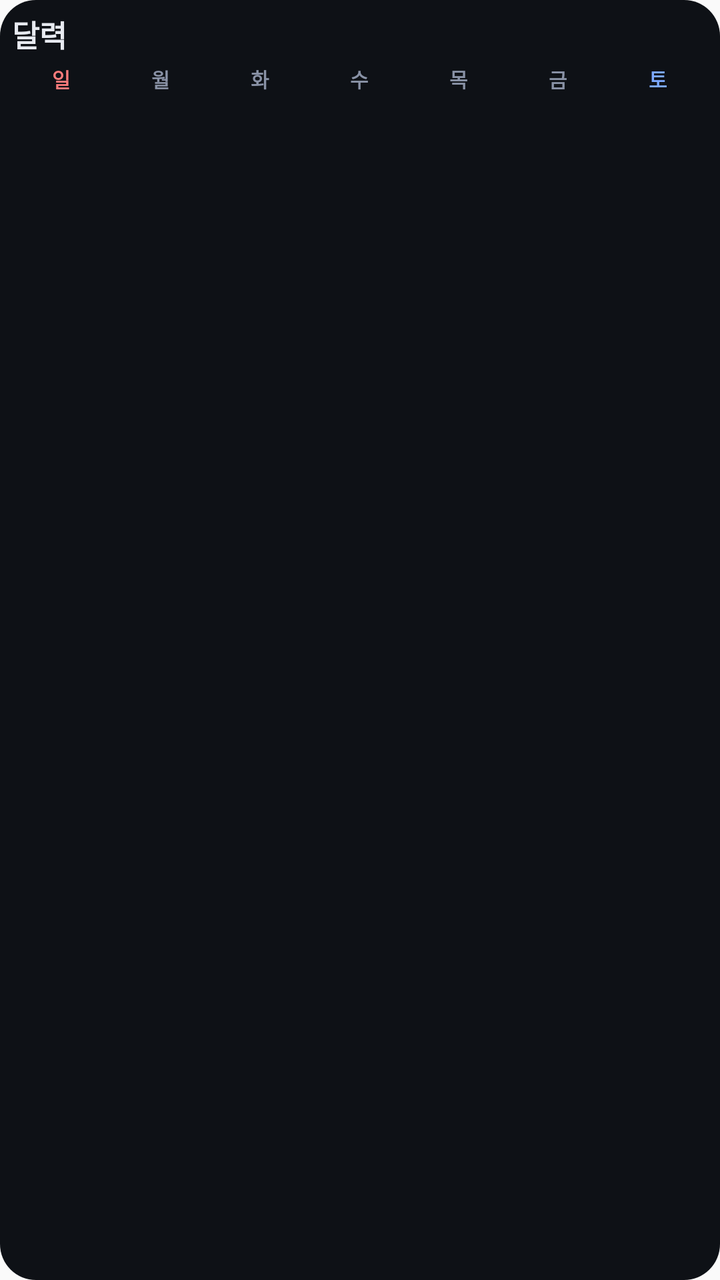
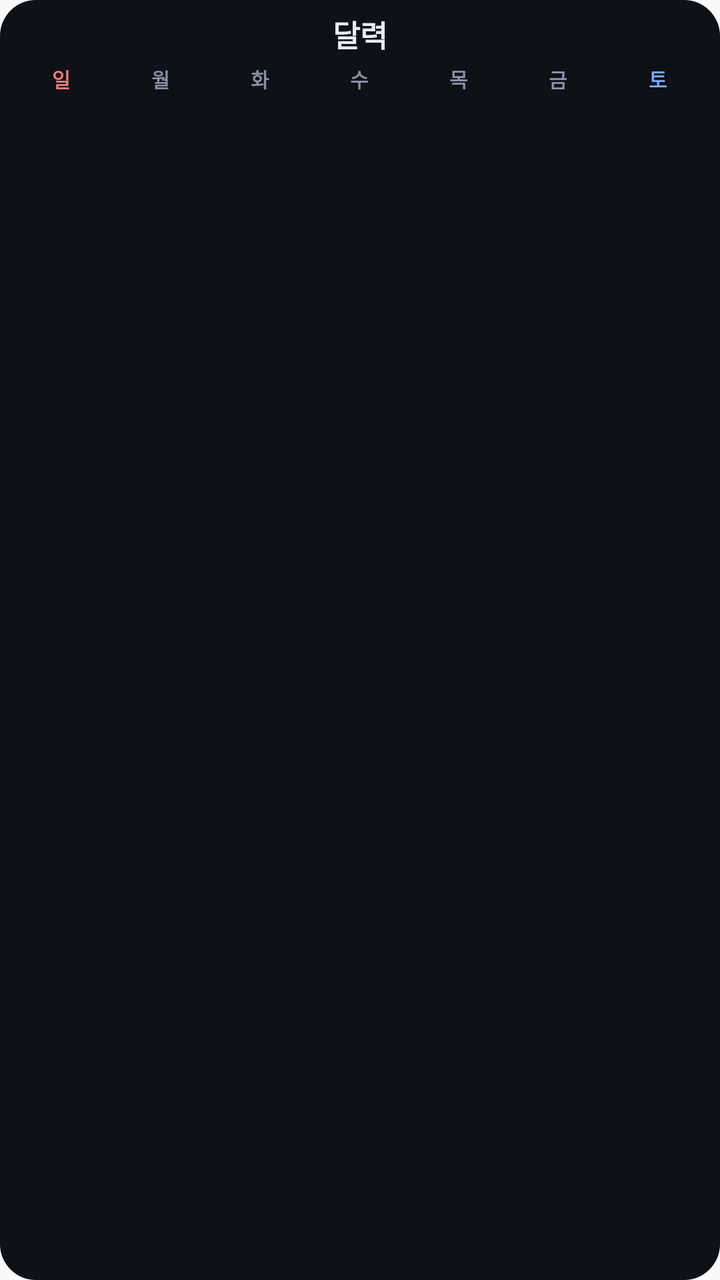

Two renders of the same Android screen: before a commit and after it. Below are the layout's source before the change and the commit's diff.
<!-- AndroidManifest.xml: application theme AppTheme -->
<!-- res/layout/shift_calendar_widget.xml -->
<?xml version="1.0" encoding="utf-8"?>
<LinearLayout xmlns:android="http://schemas.android.com/apk/res/android"
    android:id="@+id/cal_widget_root"
    android:layout_width="match_parent"
    android:layout_height="match_parent"
    android:orientation="vertical"
    android:background="@drawable/widget_background"
    android:padding="6dp">

    <TextView
        android:id="@+id/cal_widget_title"
        android:layout_width="wrap_content"
        android:layout_height="wrap_content"
        android:textColor="#E7EAF0"
        android:textSize="15sp"
        android:textStyle="bold"
        android:layout_marginBottom="4dp"
        android:text="달력" />

    <LinearLayout
        android:layout_width="match_parent"
        android:layout_height="wrap_content"
        android:orientation="horizontal">
        <TextView android:layout_width="0dp" android:layout_height="wrap_content" android:layout_weight="1" android:gravity="center" android:textColor="#FF7C7C" android:textSize="10sp" android:textStyle="bold" android:text="일" />
        <TextView android:layout_width="0dp" android:layout_height="wrap_content" android:layout_weight="1" android:gravity="center" android:textColor="#8992A6" android:textSize="10sp" android:textStyle="bold" android:text="월" />
        <TextView android:layout_width="0dp" android:layout_height="wrap_content" android:layout_weight="1" android:gravity="center" android:textColor="#8992A6" android:textSize="10sp" android:textStyle="bold" android:text="화" />
        <TextView android:layout_width="0dp" android:layout_height="wrap_content" android:layout_weight="1" android:gravity="center" android:textColor="#8992A6" android:textSize="10sp" android:textStyle="bold" android:text="수" />
        <TextView android:layout_width="0dp" android:layout_height="wrap_content" android:layout_weight="1" android:gravity="center" android:textColor="#8992A6" android:textSize="10sp" android:textStyle="bold" android:text="목" />
        <TextView android:layout_width="0dp" android:layout_height="wrap_content" android:layout_weight="1" android:gravity="center" android:textColor="#8992A6" android:textSize="10sp" android:textStyle="bold" android:text="금" />
        <TextView android:layout_width="0dp" android:layout_height="wrap_content" android:layout_weight="1" android:gravity="center" android:textColor="#7CA8FF" android:textSize="10sp" android:textStyle="bold" android:text="토" />
    </LinearLayout>

    <GridView
        android:id="@+id/cal_grid"
        android:layout_width="match_parent"
        android:layout_height="0dp"
        android:layout_weight="1"
        android:layout_marginTop="2dp"
        android:numColumns="7"
        android:verticalSpacing="0dp"
        android:horizontalSpacing="0dp"
        android:stretchMode="columnWidth"
        android:gravity="fill" />
</LinearLayout>
<!-- resources referenced by this layout -->
<resources>
  <!-- drawable widget_background (drawable) -->
  <?xml version="1.0" encoding="utf-8"?>
  <shape xmlns:android="http://schemas.android.com/apk/res/android" android:shape="rectangle">
      <solid android:color="#0E1116"/>
      <corners android:radius="18dp"/>
  </shape>
  <style name="AppTheme" parent="Theme.AppCompat.Light.DarkActionBar">
          
          <item name="colorPrimary">@color/colorPrimary</item>
          <item name="colorPrimaryDark">@color/colorPrimaryDark</item>
          <item name="colorAccent">@color/colorAccent</item>
      </style>
</resources>

<!-- the commit's change to res/layout/shift_calendar_widget.xml (unified diff, before → after) -->
@@ -9,8 +9,9 @@
 
     <TextView
         android:id="@+id/cal_widget_title"
-        android:layout_width="wrap_content"
+        android:layout_width="match_parent"
         android:layout_height="wrap_content"
+        android:gravity="center"
         android:textColor="#E7EAF0"
         android:textSize="15sp"
         android:textStyle="bold"
